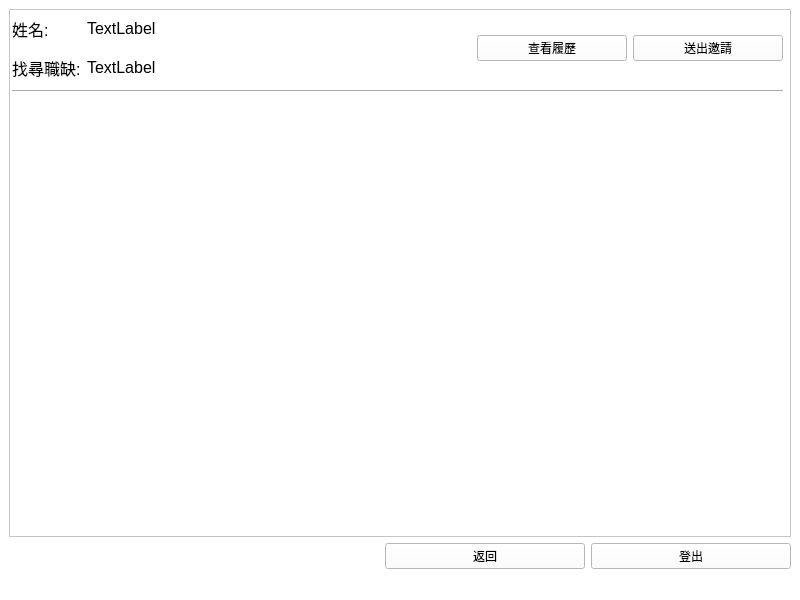
This is UI/company_search_interface.ui in smilesmilehero/Advanced_Python_final_project_resume_system as Qt 5 draws it before an edit. The edited form follows.
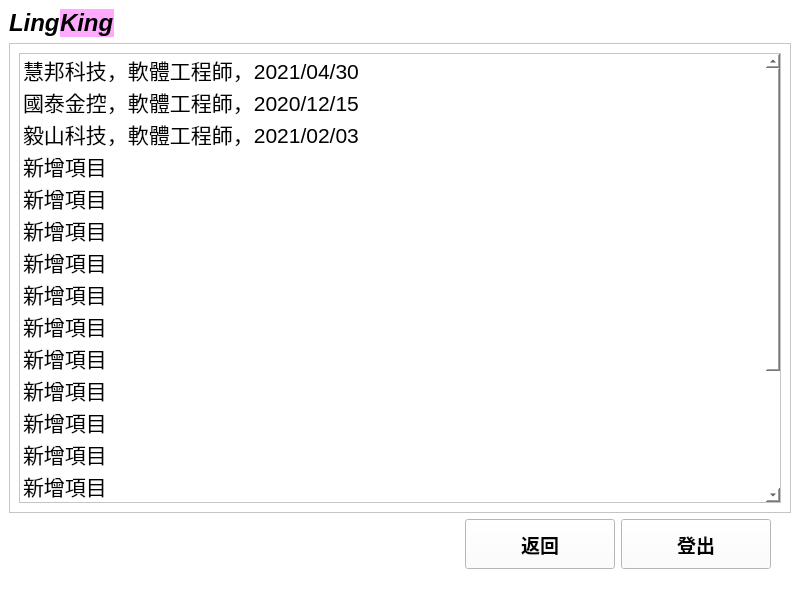
This is the edited form.

```diff
--- a/UI/company_search_interface.ui
+++ b/UI/company_search_interface.ui
@@ -17,8 +17,88 @@
    <string notr="true">background-color: rgb(255, 255, 255);</string>
   </property>
   <widget class="QWidget" name="centralwidget">
+   <layout class="QGridLayout" name="gridLayout_3">
+    <item row="0" column="0">
    <layout class="QGridLayout" name="gridLayout_2">
     <item row="0" column="0">
+       <layout class="QHBoxLayout" name="horizontalLayout_2">
+        <property name="spacing">
+         <number>0</number>
+        </property>
+        <item>
+         <widget class="QLabel" name="label">
+          <property name="enabled">
+           <bool>true</bool>
+          </property>
+          <property name="sizePolicy">
+           <sizepolicy hsizetype="Fixed" vsizetype="Fixed">
+            <horstretch>1</horstretch>
+            <verstretch>0</verstretch>
+           </sizepolicy>
+          </property>
+          <property name="font">
+           <font>
+            <pointsize>18</pointsize>
+            <weight>75</weight>
+            <italic>true</italic>
+            <bold>true</bold>
+            <strikeout>false</strikeout>
+           </font>
+          </property>
+          <property name="text">
+           <string>Ling</string>
+          </property>
+          <property name="textFormat">
+           <enum>Qt::PlainText</enum>
+          </property>
+          <property name="wordWrap">
+           <bool>false</bool>
+          </property>
+         </widget>
+        </item>
+        <item>
+         <widget class="QLabel" name="label_5">
+          <property name="sizePolicy">
+           <sizepolicy hsizetype="Fixed" vsizetype="Fixed">
+            <horstretch>2</horstretch>
+            <verstretch>0</verstretch>
+           </sizepolicy>
+          </property>
+          <property name="font">
+           <font>
+            <pointsize>18</pointsize>
+            <weight>75</weight>
+            <italic>true</italic>
+            <bold>true</bold>
+           </font>
+          </property>
+          <property name="styleSheet">
+           <string notr="true">background-color: rgb(255, 170, 255)</string>
+          </property>
+          <property name="text">
+           <string>King</string>
+          </property>
+         </widget>
+        </item>
+        <item>
+         <spacer name="horizontalSpacer_2">
+          <property name="orientation">
+           <enum>Qt::Horizontal</enum>
+          </property>
+          <property name="sizeType">
+           <enum>QSizePolicy::Expanding</enum>
+          </property>
+          <property name="sizeHint" stdset="0">
+           <size>
+            <width>40</width>
+            <height>20</height>
+           </size>
+          </property>
+         </spacer>
+        </item>
+       </layout>
+      </item>
+      <item row="1" column="0">
      <widget class="QScrollArea" name="scrollArea">
       <property name="widgetResizable">
        <bool>true</bool>
@@ -28,137 +108,119 @@
         <rect>
          <x>0</x>
          <y>0</y>
-         <width>780</width>
-         <height>529</height>
-        </rect>
-       </property>
-       <property name="sizePolicy">
-        <sizepolicy hsizetype="Expanding" vsizetype="Expanding">
-         <horstretch>1</horstretch>
-         <verstretch>0</verstretch>
-        </sizepolicy>
-       </property>
-       <widget class="QWidget" name="layoutWidget">
-        <property name="geometry">
-         <rect>
-          <x>2</x>
-          <y>2</y>
-          <width>771</width>
-          <height>81</height>
-         </rect>
-        </property>
+           <width>778</width>
+           <height>466</height>
+          </rect>
+         </property>
+         <layout class="QGridLayout" name="gridLayout_4">
+          <item row="0" column="0">
+           <widget class="QListWidget" name="listWidget">
+            <property name="font">
+             <font>
+              <pointsize>16</pointsize>
+             </font>
+            </property>
+            <item>
+             <property name="text">
+              <string>慧邦科技，軟體工程師，2021/04/30</string>
+             </property>
+            </item>
+            <item>
+             <property name="text">
+              <string>國泰金控，軟體工程師，2020/12/15</string>
+             </property>
+            </item>
+            <item>
+             <property name="text">
+              <string>毅山科技，軟體工程師，2021/02/03</string>
+             </property>
+            </item>
+            <item>
+             <property name="text">
+              <string>新增項目</string>
+             </property>
+            </item>
+            <item>
+             <property name="text">
+              <string>新增項目</string>
+             </property>
+            </item>
+            <item>
+             <property name="text">
+              <string>新增項目</string>
+             </property>
+            </item>
+            <item>
+             <property name="text">
+              <string>新增項目</string>
+             </property>
+            </item>
+            <item>
+             <property name="text">
+              <string>新增項目</string>
+             </property>
+            </item>
+            <item>
+             <property name="text">
+              <string>新增項目</string>
+             </property>
+            </item>
+            <item>
+             <property name="text">
+              <string>新增項目</string>
+             </property>
+            </item>
+            <item>
+             <property name="text">
+              <string>新增項目</string>
+             </property>
+            </item>
+            <item>
+             <property name="text">
+              <string>新增項目</string>
+             </property>
+            </item>
+            <item>
+             <property name="text">
+              <string>新增項目</string>
+             </property>
+            </item>
+            <item>
+             <property name="text">
+              <string>新增項目</string>
+             </property>
+            </item>
+            <item>
+             <property name="text">
+              <string>新增項目</string>
+             </property>
+            </item>
+            <item>
+             <property name="text">
+              <string>新增項目</string>
+             </property>
+            </item>
+            <item>
+             <property name="text">
+              <string>新增項目</string>
+             </property>
+            </item>
+            <item>
+             <property name="text">
+              <string>新增項目</string>
+             </property>
+            </item>
+           </widget>
+          </item>
+         </layout>
+        </widget>
+       </widget>
+      </item>
+     </layout>
+    </item>
+    <item row="1" column="0">
         <layout class="QGridLayout" name="gridLayout">
          <item row="0" column="0">
-          <widget class="QLabel" name="label">
-           <property name="sizePolicy">
-            <sizepolicy hsizetype="Fixed" vsizetype="Preferred">
-             <horstretch>0</horstretch>
-             <verstretch>0</verstretch>
-            </sizepolicy>
-           </property>
-           <property name="font">
-            <font>
-             <pointsize>12</pointsize>
-            </font>
-           </property>
-           <property name="text">
-            <string>姓名:</string>
-           </property>
-          </widget>
-         </item>
-         <item row="0" column="1">
-          <widget class="QLabel" name="show_user_name">
-           <property name="font">
-            <font>
-             <pointsize>12</pointsize>
-            </font>
-           </property>
-           <property name="text">
-            <string>TextLabel</string>
-           </property>
-          </widget>
-         </item>
-         <item row="1" column="0">
-          <widget class="QLabel" name="label_3">
-           <property name="sizePolicy">
-            <sizepolicy hsizetype="Fixed" vsizetype="Preferred">
-             <horstretch>0</horstretch>
-             <verstretch>0</verstretch>
-            </sizepolicy>
-           </property>
-           <property name="font">
-            <font>
-             <pointsize>12</pointsize>
-            </font>
-           </property>
-           <property name="text">
-            <string>找尋職缺:</string>
-           </property>
-          </widget>
-         </item>
-         <item row="1" column="1">
-          <widget class="QLabel" name="show_user_wanted">
-           <property name="font">
-            <font>
-             <pointsize>12</pointsize>
-            </font>
-           </property>
-           <property name="text">
-            <string>TextLabel</string>
-           </property>
-          </widget>
-         </item>
-         <item row="2" column="0" colspan="4">
-          <widget class="Line" name="line">
-           <property name="orientation">
-            <enum>Qt::Horizontal</enum>
-           </property>
-          </widget>
-         </item>
-         <item row="0" column="2" rowspan="2">
-          <widget class="QPushButton" name="look_resume_BTN">
-           <property name="sizePolicy">
-            <sizepolicy hsizetype="Maximum" vsizetype="Maximum">
-             <horstretch>0</horstretch>
-             <verstretch>0</verstretch>
-            </sizepolicy>
-           </property>
-           <property name="maximumSize">
-            <size>
-             <width>150</width>
-             <height>16777215</height>
-            </size>
-           </property>
-           <property name="text">
-            <string>查看履歷</string>
-           </property>
-          </widget>
-         </item>
-         <item row="0" column="3" rowspan="2">
-          <widget class="QPushButton" name="send_request_BTN">
-           <property name="sizePolicy">
-            <sizepolicy hsizetype="Maximum" vsizetype="Maximum">
-             <horstretch>0</horstretch>
-             <verstretch>0</verstretch>
-            </sizepolicy>
-           </property>
-           <property name="maximumSize">
-            <size>
-             <width>150</width>
-             <height>16777215</height>
-            </size>
-           </property>
-           <property name="text">
-            <string>送出邀請</string>
-           </property>
-          </widget>
-         </item>
-        </layout>
-       </widget>
-      </widget>
-     </widget>
-    </item>
-    <item row="1" column="0">
      <layout class="QHBoxLayout" name="horizontalLayout">
       <item>
        <spacer name="horizontalSpacer">
@@ -183,10 +245,17 @@
         </property>
         <property name="maximumSize">
          <size>
-          <width>200</width>
-          <height>30</height>
-         </size>
-        </property>
+            <width>150</width>
+            <height>50</height>
+           </size>
+          </property>
+          <property name="font">
+           <font>
+            <pointsize>14</pointsize>
+            <weight>75</weight>
+            <bold>true</bold>
+           </font>
+          </property>
         <property name="text">
          <string>返回</string>
         </property>
@@ -202,15 +271,40 @@
         </property>
         <property name="maximumSize">
          <size>
-          <width>200</width>
-          <height>30</height>
-         </size>
-        </property>
+            <width>150</width>
+            <height>50</height>
+           </size>
+          </property>
+          <property name="font">
+           <font>
+            <pointsize>14</pointsize>
+            <weight>75</weight>
+            <bold>true</bold>
+           </font>
+          </property>
         <property name="text">
          <string>登出</string>
         </property>
        </widget>
       </item>
+        <item>
+         <spacer name="verticalSpacer">
+          <property name="orientation">
+           <enum>Qt::Vertical</enum>
+          </property>
+          <property name="sizeType">
+           <enum>QSizePolicy::Maximum</enum>
+          </property>
+          <property name="sizeHint" stdset="0">
+           <size>
+            <width>20</width>
+            <height>50</height>
+           </size>
+          </property>
+         </spacer>
+        </item>
+       </layout>
+      </item>
      </layout>
     </item>
    </layout>
```
Left out of the diff: 19 changed lines with no effect on the pictures. Lines whose indentation alone changed are shown as unchanged.
